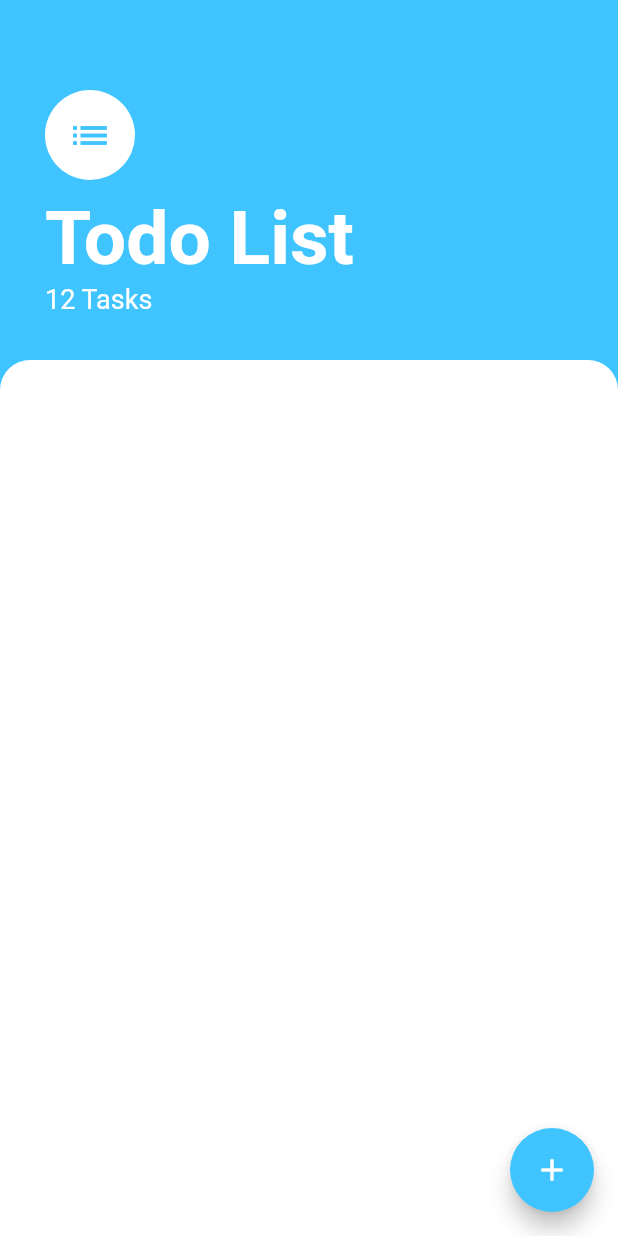
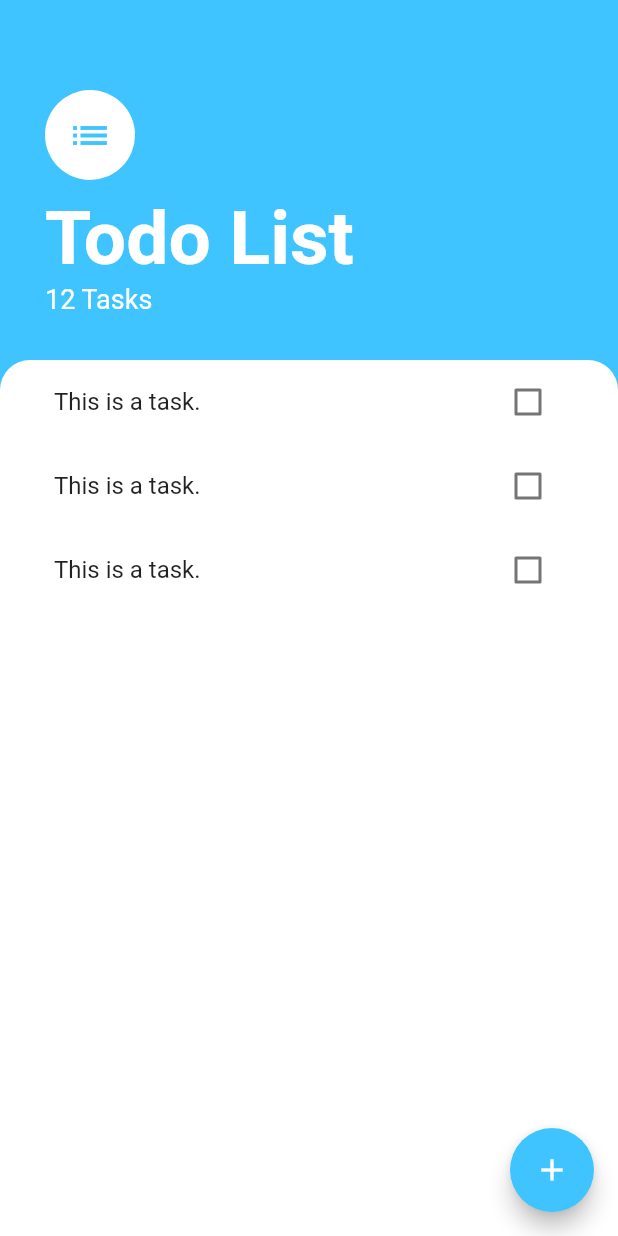
Before and after one commit to billy0402/flutter-todo-list, a Flutter app: the screen it shows after launch, on a phone screen of 412 x 824 dp. Run offline on Flutter 3.47's test engine with Material 2 defaults, Android fonts, the phone set to English and light mode, and no system bars.

Commit message:
feat(task_page): The ListView Challenge

```diff
--- a/lib/pages/task_page.dart
+++ b/lib/pages/task_page.dart
@@ -1,4 +1,6 @@
 import 'package:flutter/material.dart';
+
+import '../widgets/task_list.dart';
 
 class TaskPage extends StatelessWidget {
   const TaskPage({Key? key}) : super(key: key);
@@ -55,6 +57,7 @@ class TaskPage extends StatelessWidget {
           ),
           Expanded(
             child: Container(
+              padding: const EdgeInsets.symmetric(horizontal: 20.0),
               decoration: const BoxDecoration(
                 color: Colors.white,
                 borderRadius: BorderRadius.only(
@@ -62,6 +65,7 @@ class TaskPage extends StatelessWidget {
                   topRight: Radius.circular(20.0),
                 ),
               ),
+              child: const TaskList(),
             ),
           ),
         ],
--- /dev/null
+++ b/lib/widgets/task_item.dart
@@ -0,0 +1,16 @@
+import 'package:flutter/material.dart';
+
+class TaskItem extends StatelessWidget {
+  const TaskItem({Key? key}) : super(key: key);
+
+  @override
+  Widget build(BuildContext context) {
+    return ListTile(
+      title: const Text('This is a task.'),
+      trailing: Checkbox(
+        value: false,
+        onChanged: (bool? value) {},
+      ),
+    );
+  }
+}
--- /dev/null
+++ b/lib/widgets/task_list.dart
@@ -0,0 +1,18 @@
+import 'package:flutter/material.dart';
+
+import 'task_item.dart';
+
+class TaskList extends StatelessWidget {
+  const TaskList({Key? key}) : super(key: key);
+
+  @override
+  Widget build(BuildContext context) {
+    return ListView(
+      children: const <Widget>[
+        TaskItem(),
+        TaskItem(),
+        TaskItem(),
+      ],
+    );
+  }
+}
```
